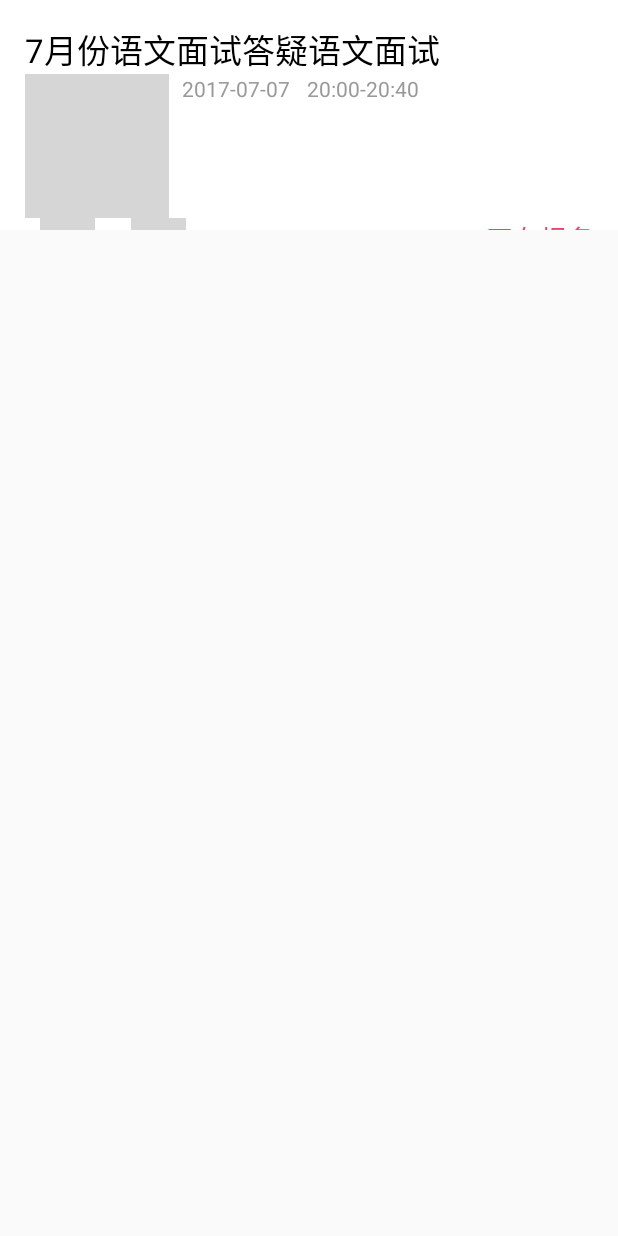
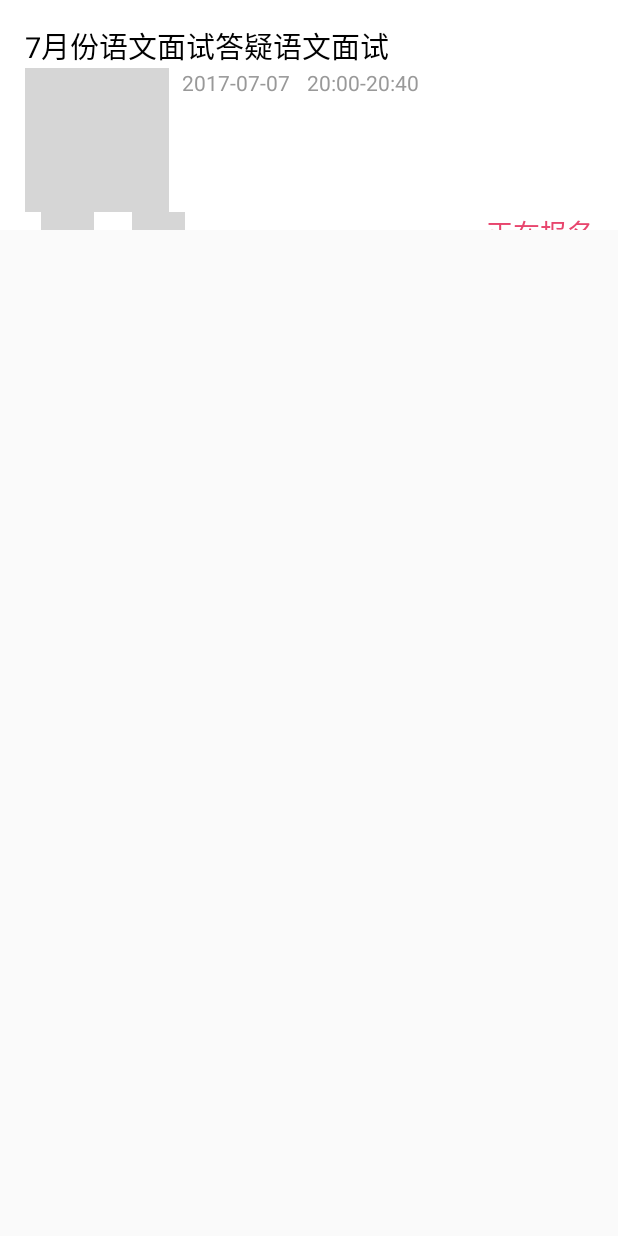
Before and after one commit to dengjiaping/ShiShuo, an Android app: the layout inter_list_item1.xml on its own in the app's theme, with its tools: preview values and no code run, on a phone screen of 412 x 824 dp. Run offline under Robolectric (Android 15) with nearby library versions, the phone set to English and light mode, and no system bars; grey boxes are pictures that could not be loaded.

```diff
--- a/app/src/main/res/layout/inter_list_item1.xml
+++ b/app/src/main/res/layout/inter_list_item1.xml
@@ -15,7 +15,7 @@
         android:layout_marginTop="@dimen/y30"
         android:text="7月份语文面试答疑语文面试"
         android:textColor="#000"
-        android:textSize="22sp"
+        android:textSize="19sp"
         />
 
     <LinearLayout
@@ -67,8 +67,8 @@
 
             <de.hdodenhof.circleimageview.CircleImageView
                 android:id="@+id/one_image"
-                android:layout_width="@dimen/x66"
-                android:layout_height="@dimen/y88"
+                android:layout_width="35dp"
+                android:layout_height="35dp"
                 android:layout_gravity="center_horizontal"
                 android:src="@drawable/gg_button"
                 />
@@ -97,8 +97,8 @@
 
             <de.hdodenhof.circleimageview.CircleImageView
                 android:id="@+id/two_image"
-                android:layout_width="@dimen/x66"
-                android:layout_height="@dimen/y88"
+                android:layout_width="35dp"
+                android:layout_height="35dp"
                 android:layout_gravity="center_horizontal"
                 android:src="@drawable/gg_button"
                 />
--- a/app/src/main/res/layout/listview_live_item.xml
+++ b/app/src/main/res/layout/listview_live_item.xml
@@ -16,7 +16,7 @@
         android:layout_marginTop="@dimen/x20"
         android:text="【学生】2017年语文课文试讲"
         android:textColor="#2c2f2f"
-        android:textSize="18sp"/>
+        android:textSize="19sp"/>
     <!--android:textColor="@color/item_teacher_desc_color"-->
     <FrameLayout
         android:id="@+id/fl_teacherclass"
```
Also changed, not shown: app/src/main/res/layout/interviewhead.xml (+4 -4 lines), app/src/main/res/mipmap-xhdpi/ct_icon.png (added), app/src/main/res/mipmap-xxhdpi/ct_icon.png (added).
